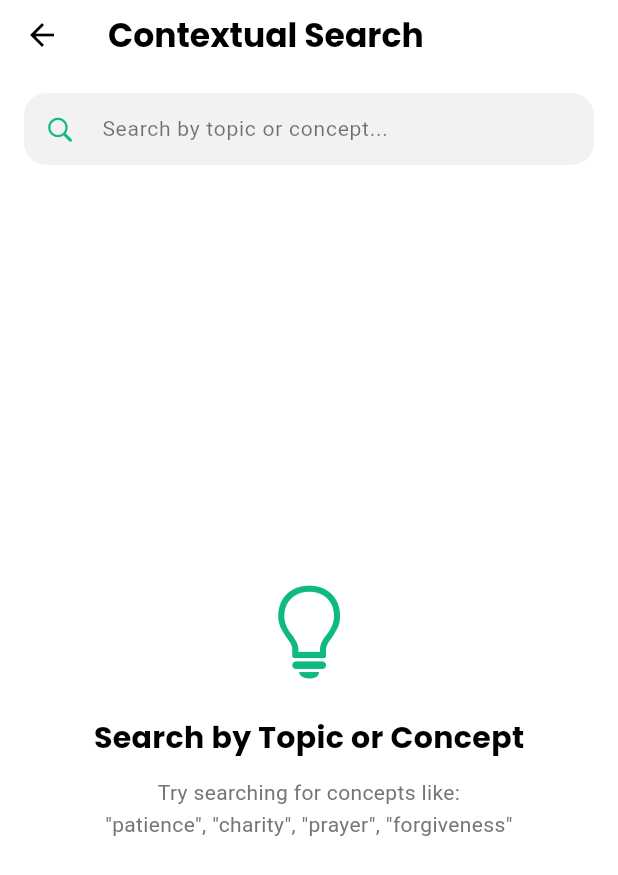
After one commit to sherimello/quran_flutter_app, a Flutter app: the screen it shows after launch, after a tap on an icon or button, on a phone screen of 412 x 824 dp. The commit adds this screen. Shown: the top 875 px of the screen. Run offline on Flutter 3.47's test engine with Material 3 defaults, Android fonts, the phone set to English and light mode, and no system bars; our stand-ins replace audioplayers, dio, flutter_widget_from_html, google_fonts, scrollable_positioned_list, shared_preferences and 2 more; accounts and stored records are empty.

Commit message:
added contextual search engine, alhamdulillah.

```diff
--- /dev/null
+++ b/lib/models/tafseer_embedding.dart
@@ -0,0 +1,85 @@
+import 'dart:math';
+
+class TafseerEmbedding {
+  final int id;
+  final int surah;
+  final int ayah;
+  final String verseKey;
+  final String text;
+  final List<double> embedding;
+
+  TafseerEmbedding({
+    required this.id,
+    required this.surah,
+    required this.ayah,
+    required this.verseKey,
+    required this.text,
+    required this.embedding,
+  });
+
+  factory TafseerEmbedding.fromJson(Map<String, dynamic> json) {
+    return TafseerEmbedding(
+      id: json['id'] as int,
+      surah: json['surah'] as int,
+      ayah: json['ayah'] as int,
+      verseKey: json['verse_key'] as String,
+      text: json['text'] as String,
+      embedding: (json['embedding'] as List)
+          .map((e) => (e as num).toDouble())
+          .toList(),
+    );
+  }
+
+  Map<String, dynamic> toJson() {
+    return {
+      'id': id,
+      'surah': surah,
+      'ayah': ayah,
+      'verse_key': verseKey,
+      'text': text,
+      'embedding': embedding,
+    };
+  }
+
+  /// Calculate cosine similarity with another embedding
+  double cosineSimilarity(List<double> otherEmbedding) {
+    if (embedding.length != otherEmbedding.length) {
+      throw ArgumentError('Embeddings must have the same dimension');
+    }
+
+    double dotProduct = 0.0;
+    double normA = 0.0;
+    double normB = 0.0;
+
+    for (int i = 0; i < embedding.length; i++) {
+      dotProduct += embedding[i] * otherEmbedding[i];
+      normA += embedding[i] * embedding[i];
+      normB += otherEmbedding[i] * otherEmbedding[i];
+    }
+
+    if (normA == 0.0 || normB == 0.0) {
+      return 0.0;
+    }
+
+    return dotProduct / (sqrt(normA) * sqrt(normB));
+  }
+
+  /// Get a short snippet of the text (first 150 characters)
+  String get snippet {
+    if (text.length <= 150) return text;
+    return '${text.substring(0, 147)}...';
+  }
+}
+
+class SearchResult {
+  final TafseerEmbedding entry;
+  final double similarity;
+
+  SearchResult({required this.entry, required this.similarity});
+
+  int get surah => entry.surah;
+  int get ayah => entry.ayah;
+  String get verseKey => entry.verseKey;
+  String get text => entry.text;
+  String get snippet => entry.snippet;
+}
--- /dev/null
+++ b/lib/screens/contextual_search_screen.dart
@@ -0,0 +1,391 @@
+import 'package:flutter/cupertino.dart';
+import 'package:flutter/material.dart';
+import 'package:google_fonts/google_fonts.dart';
+import '../services/semantic_search_service.dart';
+import '../models/tafseer_embedding.dart';
+import 'surah_detail_screen.dart';
+import '../services/database_service.dart';
+
+class ContextualSearchScreen extends StatefulWidget {
+  const ContextualSearchScreen({super.key});
+
+  @override
+  State<ContextualSearchScreen> createState() => _ContextualSearchScreenState();
+}
+
+class _ContextualSearchScreenState extends State<ContextualSearchScreen> {
+  final TextEditingController _searchController = TextEditingController();
+  final SemanticSearchService _searchService = SemanticSearchService();
+
+  List<SearchResult> _results = [];
+  bool _isSearching = false;
+  bool _isLoading = true;
+  String? _errorMessage;
+
+  @override
+  void initState() {
+    super.initState();
+    _loadEmbeddings();
+  }
+
+  @override
+  void dispose() {
+    _searchController.dispose();
+    super.dispose();
+  }
+
+  Future<void> _loadEmbeddings() async {
+    setState(() {
+      _isLoading = true;
+      _errorMessage = null;
+    });
+
+    try {
+      await _searchService.loadEmbeddings();
+      if (mounted) {
+        setState(() {
+          _isLoading = false;
+        });
+      }
+    } catch (e) {
+      if (mounted) {
+        setState(() {
+          _isLoading = false;
+          _errorMessage = 'Failed to load search data. Please try again.';
+        });
+      }
+    }
+  }
+
+  Future<void> _performSearch() async {
+    final query = _searchController.text.trim();
+    if (query.isEmpty) {
+      setState(() {
+        _results = [];
+      });
+      return;
+    }
+
+    setState(() {
+      _isSearching = true;
+      _errorMessage = null;
+    });
+
+    try {
+      // Use keyword-based search
+      final results = await _searchService.searchByKeywords(
+        query,
+        maxResults: 30,
+      );
+
+      if (mounted) {
+        setState(() {
+          _results = results;
+          _isSearching = false;
+        });
+      }
+    } catch (e) {
+      if (mounted) {
+        setState(() {
+          _isSearching = false;
+          _errorMessage = 'Search failed. Please try again.';
+        });
+      }
+    }
+  }
+
+  Future<void> _navigateToVerse(int surah, int ayah) async {
+    // Fetch surah info
+    final surahInfo = await DatabaseService().getSurahByNumber(surah);
+    if (surahInfo == null) return;
+
+    if (!mounted) return;
+
+    Navigator.push(
+      context,
+      MaterialPageRoute(
+        builder: (context) =>
+            SurahDetailScreen(surah: surahInfo, initialAyah: ayah),
+      ),
+    );
+  }
+
+  @override
+  Widget build(BuildContext context) {
+    return Scaffold(
+      appBar: AppBar(
+        title: Text(
+          'Contextual Search',
+          style: GoogleFonts.poppins(fontWeight: FontWeight.bold),
+        ),
+        bottom: PreferredSize(
+          preferredSize: const Size.fromHeight(70),
+          child: Padding(
+            padding: const EdgeInsets.all(16.0),
+            child: Container(
+              decoration: BoxDecoration(
+                color: Theme.of(context).brightness == Brightness.light
+                    ? Colors.black.withOpacity(0.05)
+                    : Colors.white.withOpacity(0.12),
+                borderRadius: BorderRadius.circular(15),
+              ),
+              child: Center(
+                child: TextField(
+                  controller: _searchController,
+                  style: const TextStyle(fontSize: 14),
+                  textAlignVertical: TextAlignVertical.center,
+                  decoration: InputDecoration(
+                    hintText: 'Search by topic or concept...',
+                    hintStyle: TextStyle(
+                      color: Theme.of(context).brightness == Brightness.light
+                          ? Colors.black54
+                          : Colors.white60,
+                      fontSize: 14,
+                      height: 0
+                    ),
+                    prefixIcon: Icon(
+                      CupertinoIcons.search,
+                      size: 20,
+                      color: Theme.of(context).colorScheme.primary,
+                    ),
+                    suffixIcon: _searchController.text.isNotEmpty
+                        ? GestureDetector(
+                            onTap: () {
+                              _searchController.clear();
+                              setState(() {
+                                _results = [];
+                              });
+                            },
+                            child: const Icon(
+                              CupertinoIcons.clear_circled_solid,
+                              size: 18,
+                            ),
+                          )
+                        : null,
+                    border: InputBorder.none,
+                    contentPadding: const EdgeInsets.symmetric(vertical: 10),
+                  ),
+                  onChanged: (value) {
+                    setState(() {});
+                  },
+                  onSubmitted: (value) => _performSearch(),
+                ),
+              ),
+            ),
+          ),
+        ),
+      ),
+      body: _buildBody(),
+      // floatingActionButton: _searchController.text.isNotEmpty
+      //     ? FloatingActionButton(
+      //         onPressed: _performSearch,
+      //         child: const Icon(CupertinoIcons.search),
+      //       )
+      //     : null,
+    );
+  }
+
+  Widget _buildBody() {
+    if (_isLoading) {
+      return const Center(
+        child: Column(
+          mainAxisAlignment: MainAxisAlignment.center,
+          children: [
+            CircularProgressIndicator(),
+            SizedBox(height: 16),
+            Text('Loading search data...'),
+          ],
+        ),
+      );
+    }
+
+    if (_errorMessage != null) {
+      return Center(
+        child: Column(
+          mainAxisAlignment: MainAxisAlignment.center,
+          children: [
+            Icon(
+              CupertinoIcons.exclamationmark_triangle,
+              size: 48,
+              color: Colors.red,
+            ),
+            const SizedBox(height: 16),
+            Text(_errorMessage!),
+            const SizedBox(height: 16),
+            ElevatedButton(
+              onPressed: _loadEmbeddings,
+              child: const Text('Retry'),
+            ),
+          ],
+        ),
+      );
+    }
+
+    if (_isSearching) {
+      return const Center(
+        child: Column(
+          mainAxisAlignment: MainAxisAlignment.center,
+          children: [
+            CircularProgressIndicator(),
+            SizedBox(height: 16),
+            Text('Searching...'),
+          ],
+        ),
+      );
+    }
+
+    if (_results.isEmpty && _searchController.text.isNotEmpty) {
+      return Center(
+        child: Column(
+          mainAxisAlignment: MainAxisAlignment.center,
+          children: [
+            Icon(CupertinoIcons.search, size: 48, color: Colors.grey),
+            const SizedBox(height: 16),
+            Text(
+              'No results found for "${_searchController.text}"',
+              textAlign: TextAlign.center,
+            ),
+            const SizedBox(height: 8),
+            Text(
+              'Try different keywords or concepts',
+              style: TextStyle(color: Colors.grey[600], fontSize: 12),
+            ),
+          ],
+        ),
+      );
+    }
+
+    if (_results.isEmpty) {
+      return Center(
+        child: Column(
+          mainAxisAlignment: MainAxisAlignment.center,
+          children: [
+            Icon(
+              CupertinoIcons.lightbulb,
+              size: 64,
+              color: Theme.of(context).colorScheme.primary,
+            ),
+            const SizedBox(height: 24),
+            Text(
+              'Search by Topic or Concept',
+              style: GoogleFonts.poppins(
+                fontSize: 20,
+                fontWeight: FontWeight.bold,
+              ),
+            ),
+            const SizedBox(height: 12),
+            Padding(
+              padding: const EdgeInsets.symmetric(horizontal: 32),
+              child: Text(
+                'Try searching for concepts like:\n"patience", "charity", "prayer", "forgiveness"',
+                textAlign: TextAlign.center,
+                style: TextStyle(color: Colors.grey[600], height: 1.5),
+              ),
+            ),
+          ],
+        ),
+      );
+    }
+
+    return ListView.builder(
+      padding: const EdgeInsets.all(16),
+      itemCount: _results.length,
+      itemBuilder: (context, index) {
+        final result = _results[index];
+        return _buildResultCard(result);
+      },
+    );
+  }
+
+  Widget _buildResultCard(SearchResult result) {
+    return Card(
+      margin: const EdgeInsets.only(bottom: 12),
+      elevation: 0,
+      color: Theme.of(context).brightness == Brightness.light
+          ? Theme.of(context).colorScheme.primary.withOpacity(0.07)
+          : Colors.white.withAlpha(15),
+      shape: RoundedRectangleBorder(borderRadius: BorderRadius.circular(16)),
+      child: InkWell(
+        borderRadius: BorderRadius.circular(16),
+        onTap: () => _navigateToVerse(result.surah, result.ayah),
+        child: Padding(
+          padding: const EdgeInsets.all(16),
+          child: Column(
+            crossAxisAlignment: CrossAxisAlignment.start,
+            children: [
+              Row(
+                mainAxisAlignment: MainAxisAlignment.spaceBetween,
+                children: [
+                  Container(
+                    padding: const EdgeInsets.symmetric(
+                      horizontal: 12,
+                      vertical: 6,
+                    ),
+                    decoration: BoxDecoration(
+                      color: Theme.of(context).colorScheme.primary,
+                      borderRadius: BorderRadius.circular(20),
+                    ),
+                    child: Text(
+                      result.verseKey,
+                      style: const TextStyle(
+                        color: Colors.white,
+                        fontWeight: FontWeight.bold,
+                        fontSize: 12,
+                      ),
+                    ),
+                  ),
+                  Container(
+                    padding: const EdgeInsets.symmetric(
+                      horizontal: 8,
+                      vertical: 4,
+                    ),
+                    decoration: BoxDecoration(
+                      color: Theme.of(context).brightness == Brightness.light
+                          ? Colors.black.withOpacity(0.05)
+                          : Colors.white.withOpacity(0.1),
+                      borderRadius: BorderRadius.circular(12),
+                    ),
+                    child: Text(
+                      '${(result.similarity * 100).toStringAsFixed(0)}% match',
+                      style: TextStyle(
+                        fontSize: 11,
+                        color: Theme.of(context).colorScheme.primary,
+                        fontWeight: FontWeight.w600,
+                      ),
+                    ),
+                  ),
+                ],
+              ),
+              const SizedBox(height: 12),
+              Text(
+                result.snippet,
+                style: const TextStyle(height: 1.6, fontSize: 14),
+                maxLines: 4,
+                overflow: TextOverflow.ellipsis,
+              ),
+              const SizedBox(height: 8),
+              Row(
+                children: [
+                  Icon(
+                    CupertinoIcons.arrow_right_circle,
+                    size: 16,
+                    color: Theme.of(context).colorScheme.primary,
+                  ),
+                  const SizedBox(width: 6),
+                  Text(
+                    'Tap to view full verse',
+                    style: TextStyle(
+                      fontSize: 12,
+                      color: Theme.of(context).colorScheme.primary,
+                      fontWeight: FontWeight.w500,
+                    ),
+                  ),
+                ],
+              ),
+            ],
+          ),
+        ),
+      ),
+    );
+  }
+}
--- a/lib/screens/home_screen.dart
+++ b/lib/screens/home_screen.dart
@@ -11,6 +11,7 @@ import 'profile_screen.dart';
 import 'settings_screen.dart';
 import 'surah_detail_screen.dart';
 import 'juz_detail_screen.dart';
+import 'contextual_search_screen.dart';
 
 class HomeScreen extends StatefulWidget {
   const HomeScreen({super.key});
@@ -172,6 +173,18 @@ class _HomeScreenState extends State<HomeScreen>
         ),
         actions: [
           if (!_isSearching) ...[
+            GestureDetector(
+              onTap: () {
+                Navigator.push(
+                  context,
+                  MaterialPageRoute(
+                    builder: (_) => const ContextualSearchScreen(),
+                  ),
+                );
+              },
+              child: const Icon(CupertinoIcons.sparkles),
+            ),
+            const SizedBox(width: 9),
             GestureDetector(
               onTap: () {
                 setState(() {
--- /dev/null
+++ b/lib/services/semantic_search_service.dart
@@ -0,0 +1,132 @@
+import 'dart:convert';
+import 'package:flutter/services.dart';
+import '../models/tafseer_embedding.dart';
+
+class SemanticSearchService {
+  static final SemanticSearchService _instance =
+      SemanticSearchService._internal();
+  factory SemanticSearchService() => _instance;
+  SemanticSearchService._internal();
+
+  List<TafseerEmbedding>? _embeddings;
+  bool _isLoading = false;
+  bool _isLoaded = false;
+
+  /// Check if embeddings are loaded
+  bool get isLoaded => _isLoaded;
+
+  /// Load embeddings from assets
+  Future<void> loadEmbeddings() async {
+    if (_isLoaded || _isLoading) return;
+
+    _isLoading = true;
+    try {
+      final String jsonString = await rootBundle.loadString(
+        'assets/embeddings/tafseer_embeddings.json',
+      );
+      final List<dynamic> jsonList = json.decode(jsonString);
+
+      _embeddings = jsonList
+          .map((json) => TafseerEmbedding.fromJson(json))
+          .toList();
+      _isLoaded = true;
+      print('Loaded ${_embeddings!.length} Tafseer embeddings');
+    } catch (e) {
+      print('Error loading embeddings: $e');
+      _embeddings = [];
+      _isLoaded = false;
+    } finally {
+      _isLoading = false;
+    }
+  }
+
+  /// Search using keyword matching (fallback when no query embedding)
+  Future<List<SearchResult>> searchByKeywords(
+    String query, {
+    int maxResults = 20,
+  }) async {
+    if (!_isLoaded) {
+      await loadEmbeddings();
+    }
+
+    if (_embeddings == null || _embeddings!.isEmpty) {
+      return [];
+    }
+
+    final keywords = query
+        .toLowerCase()
+        .split(' ')
+        .where((w) => w.length > 2)
+        .toList();
+    if (keywords.isEmpty) return [];
+
+    final results = <SearchResult>[];
+
+    for (final entry in _embeddings!) {
+      final textLower = entry.text.toLowerCase();
+
+      // Count keyword matches
+      int matches = 0;
+      for (final keyword in keywords) {
+        if (textLower.contains(keyword)) {
+          matches++;
+        }
+      }
+
+      if (matches > 0) {
+        // Simple scoring: percentage of keywords matched
+        final score = matches / keywords.length;
+        results.add(SearchResult(entry: entry, similarity: score));
+      }
+    }
+
+    // Sort by similarity (descending)
+    results.sort((a, b) => b.similarity.compareTo(a.similarity));
+
+    return results.take(maxResults).toList();
+  }
+
+  /// Search using semantic similarity (requires query embedding)
+  Future<List<SearchResult>> searchBySemantic(
+    List<double> queryEmbedding, {
+    int maxResults = 20,
+    double minSimilarity = 0.3,
+  }) async {
+    if (!_isLoaded) {
+      await loadEmbeddings();
+    }
+
+    if (_embeddings == null || _embeddings!.isEmpty) {
+      return [];
+    }
+
+    final results = <SearchResult>[];
+
+    for (final entry in _embeddings!) {
+      final similarity = entry.cosineSimilarity(queryEmbedding);
+
+      if (similarity >= minSimilarity) {
+        results.add(SearchResult(entry: entry, similarity: similarity));
+      }
+    }
+
+    // Sort by similarity (descending)
+    results.sort((a, b) => b.similarity.compareTo(a.similarity));
+
+    return results.take(maxResults).toList();
+  }
+
+  /// Get embedding by surah and ayah
+  TafseerEmbedding? getEmbedding(int surah, int ayah) {
+    if (_embeddings == null) return null;
+
+    try {
+      return _embeddings!.firstWhere((e) => e.surah == surah && e.ayah == ayah);
+    } catch (e) {
+      return null;
+    }
+  }
+
+  /// Get total number of loaded embeddings
+  int get embeddingsCount => _embeddings?.length ?? 0;
+}
--- a/pubspec.yaml
+++ b/pubspec.yaml
@@ -83,6 +83,7 @@ flutter:
     - assets/images/
     - assets/db/quran_tafsir.db
     - assets/db/Quran.db
+    - assets/embeddings/
 
   # An image asset can refer to one or more resolution-specific "variants", see
   # https://flutter.dev/to/resolution-aware-images
--- /dev/null
+++ b/requirements_embeddings.txt
@@ -0,0 +1,2 @@
+sentence-transformers>=2.2.0
+numpy>=1.21.0
```
Also changed, not shown: 4 other files.
